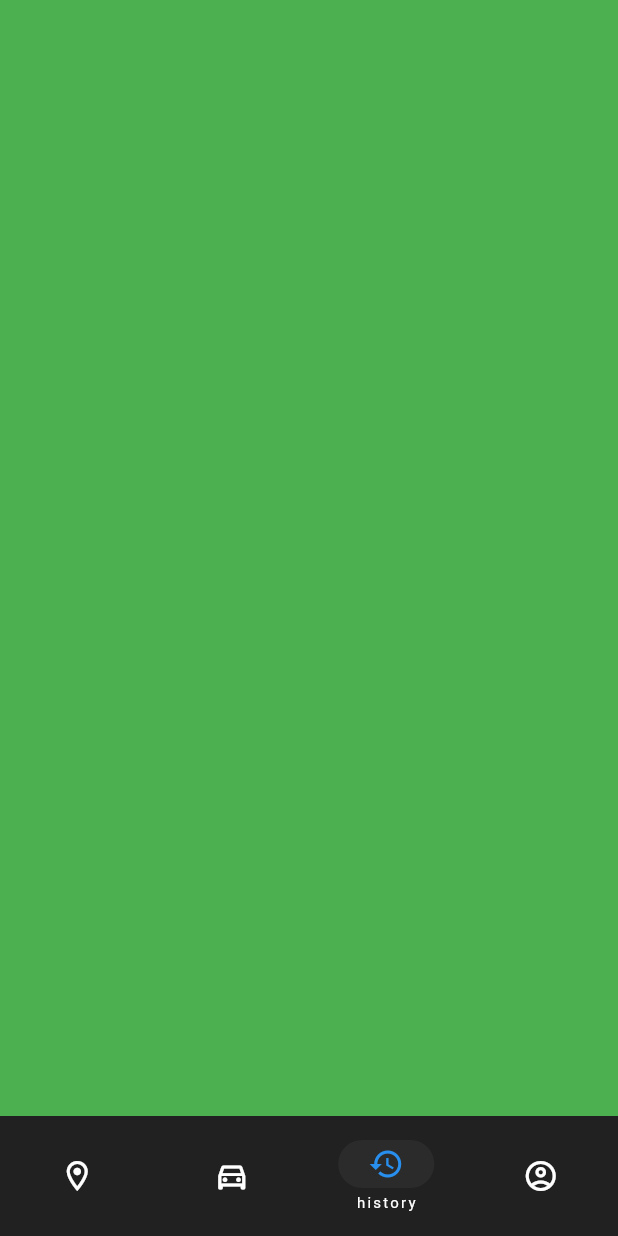
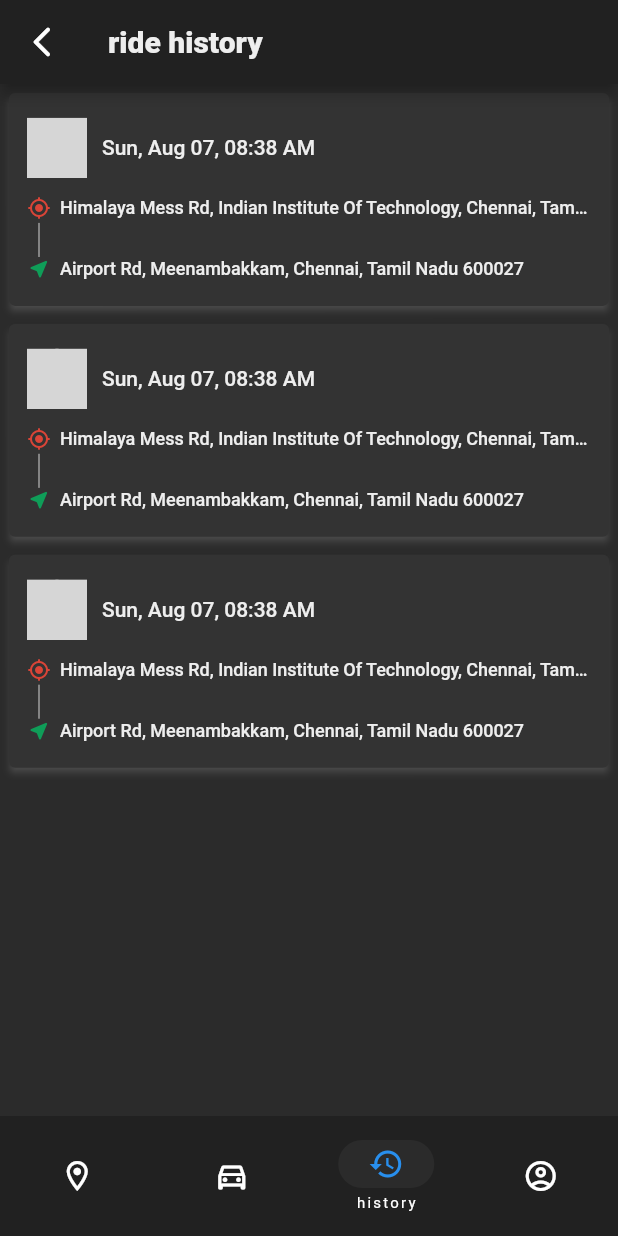
Before and after one commit to Ashok-Kumar9/GoogleProject-CorporateRideSharingApp, a Flutter app: the SpaceScreen screen opened by its route, item 3 of the bottom bar chosen, on a phone screen of 412 x 824 dp. Run offline on Flutter 3.47's test engine with Material 2 defaults, Android fonts, the light colour scheme and no system bars; our stand-ins replace cached_network_image, firebase_auth, firebase_core, flutter_blurhash, flutter_countdown_timer, flutter_spinkit and 4 more; missing offline and left inert: android_sms_retriever; accounts and stored records are empty; grey boxes are pictures that could not be loaded.

Commit message:
ride history page added

```diff
--- a/lib/screens/rideHistory/ride_history.dart
+++ b/lib/screens/rideHistory/ride_history.dart
@@ -1,4 +1,6 @@
+import 'package:corporate_ride_sharing/utils/style.dart';
 import 'package:flutter/material.dart';
+import 'package:flutter_svg/svg.dart';
 
 class RideHistory extends StatefulWidget {
   const RideHistory({Key? key}) : super(key: key);
@@ -10,8 +12,111 @@ class RideHistory extends StatefulWidget {
 class _RideHistoryState extends State<RideHistory> {
   @override
   Widget build(BuildContext context) {
-    return Container(
-      color: Colors.green,
+    final double screenHeight = MediaQuery.of(context).size.height;
+
+    return SafeArea(
+      child: Scaffold(
+        resizeToAvoidBottomInset: false,
+        backgroundColor: ColorShades.backGroundGrey,
+        appBar: AppBar(
+          backgroundColor: ColorShades.backGroundBlack,
+          leading: IconButton(
+              onPressed: () => Navigator.of(context).pop(),
+              icon: const Icon(Icons.arrow_back_ios_new_rounded)),
+          automaticallyImplyLeading: false,
+          title: Text("ride history", style: Theme.of(context).textTheme.h3),
+        ),
+        body: ListView.builder(
+            itemCount: 3,
+            physics: const BouncingScrollPhysics(),
+            itemBuilder: (context, index) {
+              return rideHistoryCard(index, context, screenHeight);
+            }),
+      ),
+    );
+  }
+
+  Card rideHistoryCard(int index, BuildContext context, double screenHeight) {
+    return Card(
+      color: ColorShades.lightGrey,
+      margin: const EdgeInsets.all(6.0),
+      surfaceTintColor: ColorShades.googleRed,
+      elevation: 2.0,
+      shadowColor: ColorShades.grey,
+      child: Padding(
+        padding: const EdgeInsets.symmetric(horizontal: 12.0, vertical: 16.6),
+        child: Column(
+          crossAxisAlignment: CrossAxisAlignment.start,
+          children: [
+            Row(
+              children: [
+                CircleAvatar(
+                  backgroundColor: ColorShades.mediumGrey,
+                  child: SvgPicture.asset(
+                    'assets/images/svg/${index % 2 == 0 ? "car" : "bike"}.svg',
+                    placeholderBuilder: (context) => const SizedBox.shrink(),
+                  ),
+                ),
+                const SizedBox(width: 10.0),
+                Text(
+                  "Sun, Aug 07, 08:38 AM",
+                  style: Theme.of(context).textTheme.h5,
+                  maxLines: 2,
+                  overflow: TextOverflow.ellipsis,
+                ),
+              ],
+            ),
+            const SizedBox(height: 12),
+            Row(
+              children: [
+                const Icon(
+                  Icons.my_location_rounded,
+                  color: ColorShades.googleRed,
+                  size: 16,
+                ),
+                const SizedBox(width: 6.0),
+                Flexible(
+                  child: Text(
+                    // "Himalaya Mess Rd, Indian Institute Of Technology",
+                    "Himalaya Mess Rd, Indian Institute Of Technology, Chennai, Tamil Nadu 600036",
+                    overflow: TextOverflow.ellipsis,
+                    softWrap: true,
+                    style: Theme.of(context).textTheme.h6,
+                  ),
+                ),
+              ],
+            ),
+            SizedBox(
+              height: screenHeight * 0.03,
+              child: const VerticalDivider(
+                color: ColorShades.grey,
+                indent: 2.0,
+                endIndent: 0.0,
+                width: 16.0,
+                thickness: 1,
+              ),
+            ),
+            Row(
+              children: [
+                const Icon(
+                  Icons.near_me_rounded,
+                  color: ColorShades.googleGreen,
+                  size: 16,
+                ),
+                const SizedBox(width: 6.0),
+                Flexible(
+                  child: Text(
+                    "Airport Rd, Meenambakkam, Chennai, Tamil Nadu 600027",
+                    overflow: TextOverflow.ellipsis,
+                    softWrap: true,
+                    style: Theme.of(context).textTheme.h6,
+                  ),
+                ),
+              ],
+            ),
+          ],
+        ),
+      ),
     );
   }
 }
--- a/lib/screens/space/space_screen.dart
+++ b/lib/screens/space/space_screen.dart
@@ -15,7 +15,7 @@ class SpaceScreen extends StatefulWidget {
 
 class _SpaceScreenState extends State<SpaceScreen>
     with TickerProviderStateMixin {
-  int _currentIndex = 0;
+  late int _currentIndex;
   final List<int> navigationBarIndexStackList = [];
 
   @override
@@ -34,9 +34,9 @@ class _SpaceScreenState extends State<SpaceScreen>
     if (navigationBarIndexStackList.length > 4) {
       navigationBarIndexStackList.removeAt(0);
     }
-    SharedPrefs().indexOfScreenWhereUserLeft = _currentIndex;
     setState(() {
       _currentIndex = index;
+      SharedPrefs().indexOfScreenWhereUserLeft = _currentIndex;
     });
   }
 
@@ -50,6 +50,7 @@ class _SpaceScreenState extends State<SpaceScreen>
         navigationBarIndexStackList.remove(_currentIndex);
         setState(() {
           _currentIndex = navigationBarIndexStackList.removeLast();
+          SharedPrefs().indexOfScreenWhereUserLeft = _currentIndex;
         });
         return Future.value(false);
       },
@@ -73,22 +74,34 @@ class _SpaceScreenState extends State<SpaceScreen>
             onDestinationSelected: (index) => saveIndex(index),
             destinations: const [
               NavigationDestination(
-                selectedIcon: Icon(Icons.location_on, color: ColorShades.blue,),
+                selectedIcon: Icon(
+                  Icons.location_on,
+                  color: ColorShades.blue,
+                ),
                 icon: Icon(Icons.location_on_outlined),
                 label: "request",
               ),
               NavigationDestination(
-                selectedIcon: Icon(Icons.directions_car,color: ColorShades.blue,),
+                selectedIcon: Icon(
+                  Icons.directions_car,
+                  color: ColorShades.blue,
+                ),
                 icon: Icon(Icons.directions_car_outlined),
                 label: "ride",
               ),
               NavigationDestination(
-                selectedIcon: Icon(Icons.history,color: ColorShades.blue,),
+                selectedIcon: Icon(
+                  Icons.history,
+                  color: ColorShades.blue,
+                ),
                 icon: Icon(Icons.history_outlined),
                 label: "history",
               ),
               NavigationDestination(
-                selectedIcon: Icon(Icons.account_circle,color: ColorShades.blue,),
+                selectedIcon: Icon(
+                  Icons.account_circle,
+                  color: ColorShades.blue,
+                ),
                 icon: Icon(Icons.account_circle_outlined),
                 label: "account",
               ),
--- a/lib/utils/style.dart
+++ b/lib/utils/style.dart
@@ -10,6 +10,7 @@ class ColorShades {
   static const Color backGroundBlack = Color(0xFF212121);
   static const Color backGroundGrey = Color(0xFF2B2B2B);
   static const Color lightGrey = Color(0xFF333333);
+  static const Color mediumGrey = Color(0xFFefefef);
   static const Color grey = Colors.grey;
   static const Color white = Color(0xffffffff);
   static const Color blue = Color(0xff288fee);
```
